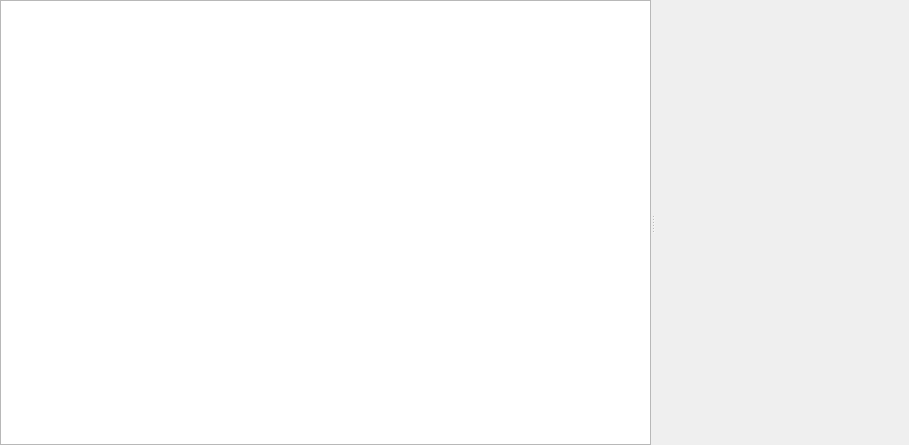
This is dialogs/devdialog/tabs/blockstab.ui in REDasmOrg/REDasm as Qt 5 draws it before an edit. The edited form follows.
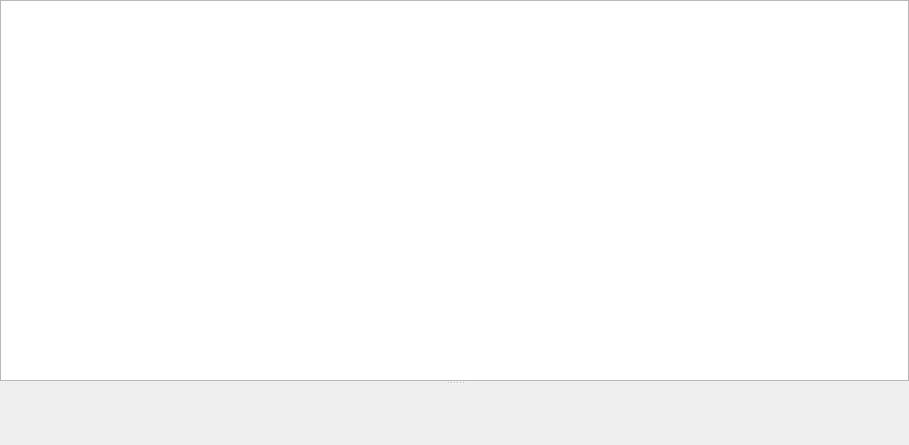
This is the edited form. Custom widgets are drawn as their Qt base class.

Commit message: Adjusted DevDialog, sync submodules

Patch:
```diff
--- a/dialogs/devdialog/tabs/blockstab.ui
+++ b/dialogs/devdialog/tabs/blockstab.ui
@@ -32,7 +32,7 @@
    <item>
     <widget class="QSplitter" name="splitter">
      <property name="orientation">
-      <enum>Qt::Horizontal</enum>
+      <enum>Qt::Vertical</enum>
      </property>
      <widget class="QTreeView" name="tvSegments">
       <property name="editTriggers">
```
